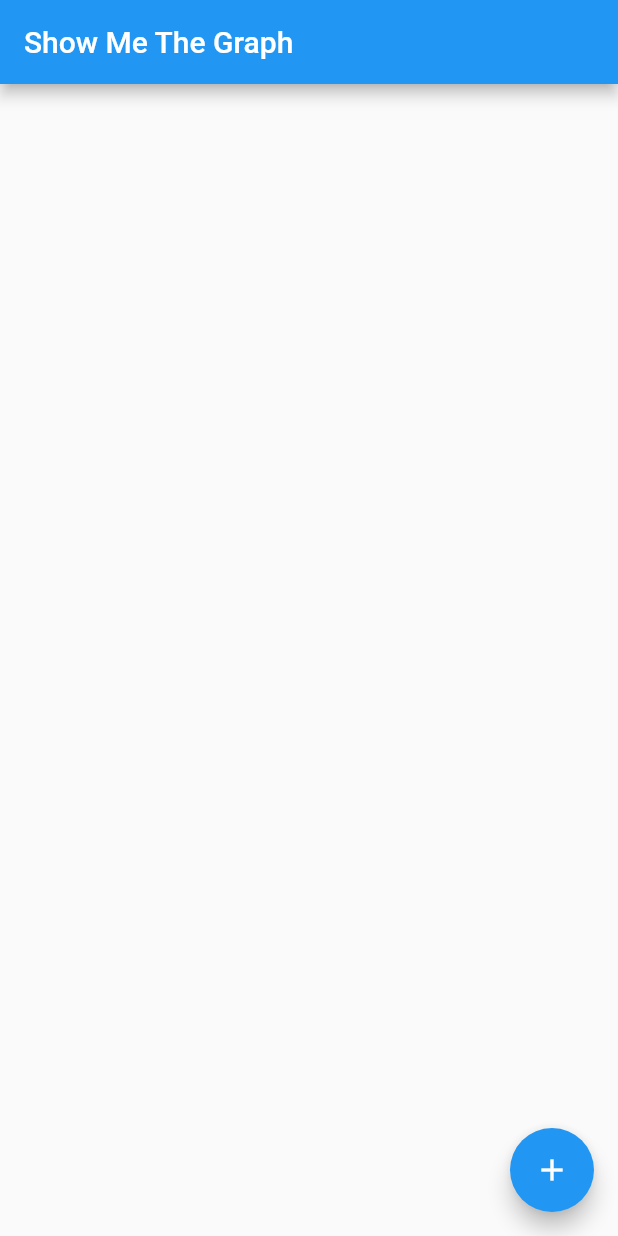
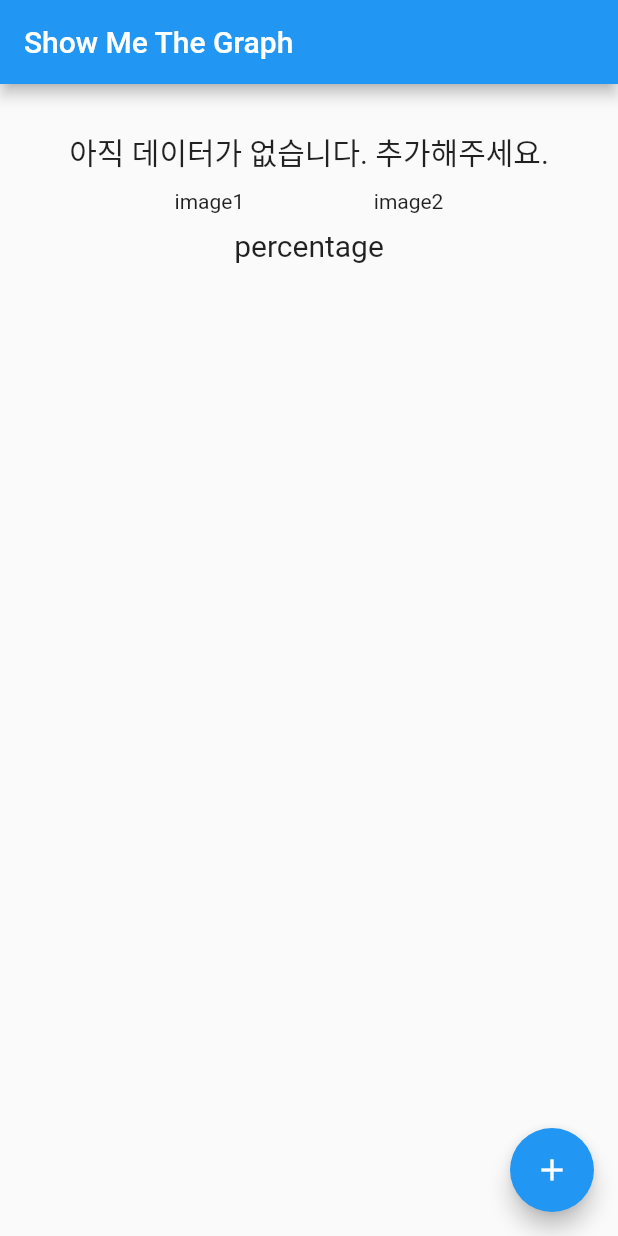
Before and after one commit to Arenslien/Show-me-the-graph, a Flutter app: the screen it shows after launch, on a phone screen of 412 x 824 dp. Run offline on Flutter 3.47's test engine with Material 2 defaults, Android fonts, the phone set to English and light mode, and no system bars; missing offline and left inert: dart:ffi.

Commit message:
홈 화면 간단 구현

```diff
--- a/lib/screens/home_screen.dart
+++ b/lib/screens/home_screen.dart
@@ -1,4 +1,7 @@
+import 'dart:ffi';
+
 import 'package:flutter/material.dart';
+import 'package:show_me_the_graph/screens/input_screen.dart';
 
 class HomeScreen extends StatefulWidget {
   @override
@@ -12,8 +15,37 @@ class _HomeScreenState extends State<HomeScreen> {
       appBar: AppBar(
         title: Text("Show Me The Graph"),
       ),
+      body: Center(
+        child: Column(
+          children: [
+            Container(
+                child: Column(
+                  children: [
+                    Text(
+                      "아직 데이터가 없습니다. 추가해주세요.",
+                      style: TextStyle(fontSize: 20),
+                    ),
+                    SizedBox(height: 10),
+                    Row(
+                      mainAxisAlignment: MainAxisAlignment.spaceEvenly,
+                      children: [Text("image1"), Text("image2")],
+                    ),
+                    SizedBox(height: 10),
+                    Text(
+                      "percentage",
+                      style: TextStyle(fontSize: 20),
+                    )
+                  ],
+                ),
+                margin: EdgeInsets.all(30))
+          ],
+        ),
+      ),
       floatingActionButton: FloatingActionButton(
-        onPressed: () {},
+        onPressed: () {
+          Navigator.push(
+              context, MaterialPageRoute(builder: (context) => InputScreen()));
+        },
         tooltip: 'Increment',
         child: Icon(Icons.add),
       ),
--- a/lib/screens/input_screen.dart
+++ b/lib/screens/input_screen.dart
@@ -11,7 +11,7 @@ class _InputScreenState extends State<InputScreen> {
     return Scaffold(
       body: Center(
         child: Column(
-          children: [Text("test")],
+          children: [Text("아직 데이터가 없습니다. 추가해주세요.")],
         ),
       ),
     );
```
